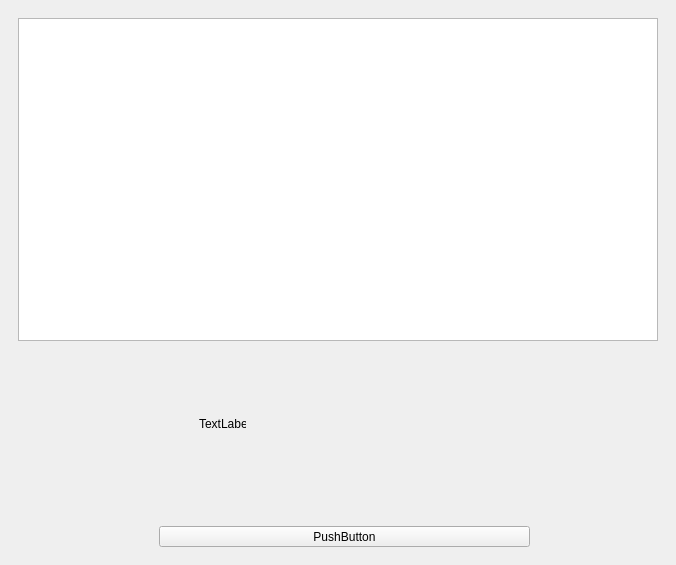
First picture: the form in forms/TSP_ExpertWindow.ui, repository MrModez/TSP_Project, before the edit.
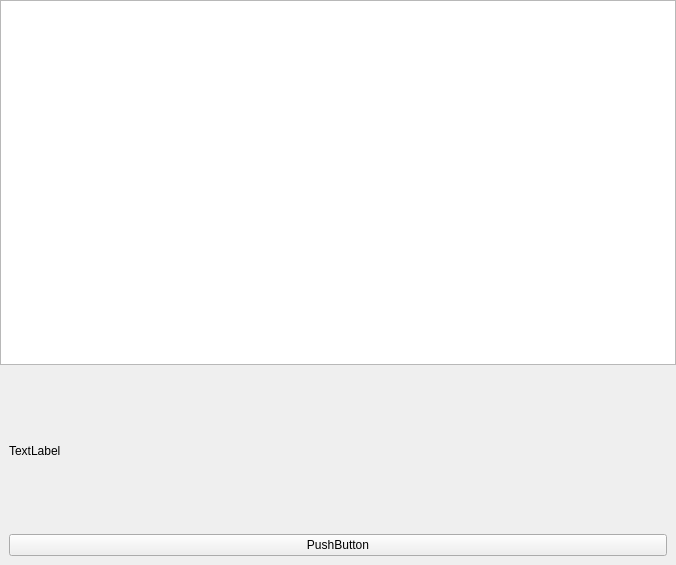
Second picture: the form after the edit.

The edit to the form file:
```diff
--- a/forms/TSP_ExpertWindow.ui
+++ b/forms/TSP_ExpertWindow.ui
@@ -32,9 +32,39 @@
    <item row="0" column="0">
     <widget class="QWidget" name="verticalWidget" native="true">
      <layout class="QVBoxLayout" name="verticalLayout">
+      <property name="spacing">
+       <number>0</number>
+      </property>
+      <property name="leftMargin">
+       <number>0</number>
+      </property>
+      <property name="topMargin">
+       <number>0</number>
+      </property>
+      <property name="rightMargin">
+       <number>0</number>
+      </property>
+      <property name="bottomMargin">
+       <number>0</number>
+      </property>
       <item>
        <widget class="QWidget" name="widget" native="true">
         <layout class="QGridLayout" name="gridLayout_2">
+         <property name="leftMargin">
+          <number>0</number>
+         </property>
+         <property name="topMargin">
+          <number>0</number>
+         </property>
+         <property name="rightMargin">
+          <number>0</number>
+         </property>
+         <property name="bottomMargin">
+          <number>0</number>
+         </property>
+         <property name="spacing">
+          <number>0</number>
+         </property>
          <item row="0" column="0">
           <widget class="QTextEdit" name="textEdit"/>
          </item>
@@ -55,32 +85,22 @@
           <height>200</height>
          </size>
         </property>
+        <layout class="QVBoxLayout" name="verticalLayout_2">
+         <item>
         <widget class="QLabel" name="label_2">
-         <property name="geometry">
-          <rect>
-           <x>190</x>
-           <y>60</y>
-           <width>47</width>
-           <height>16</height>
-          </rect>
-         </property>
          <property name="text">
           <string>TextLabel</string>
          </property>
         </widget>
+         </item>
+         <item>
         <widget class="QPushButton" name="StartBut">
-         <property name="geometry">
-          <rect>
-           <x>150</x>
-           <y>170</y>
-           <width>371</width>
-           <height>21</height>
-          </rect>
-         </property>
          <property name="text">
           <string>PushButton</string>
          </property>
         </widget>
+         </item>
+        </layout>
        </widget>
       </item>
      </layout>
```
Lines whose indentation alone changed are shown as unchanged.
